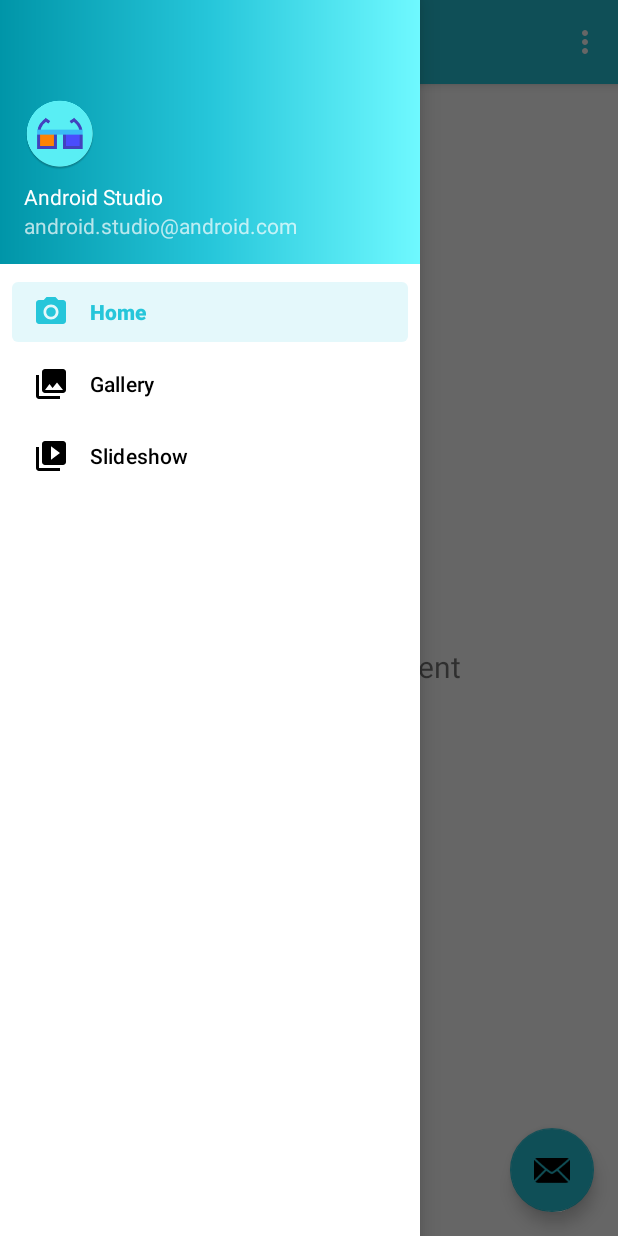
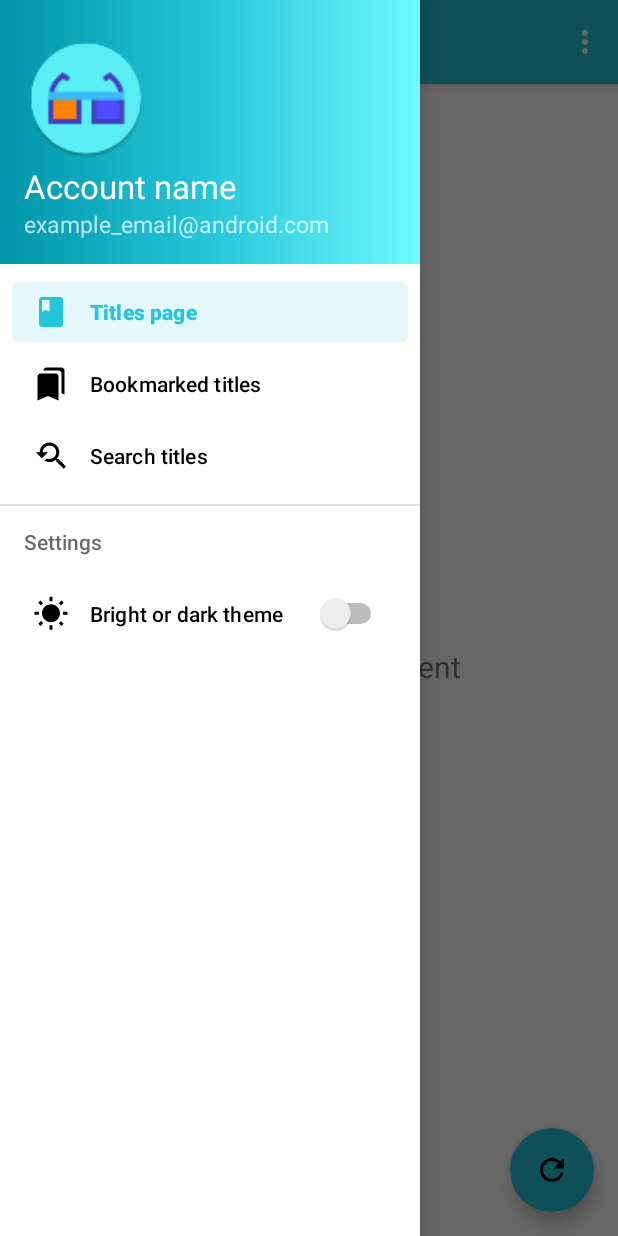
Before and after one commit to QuietPhantom/Animeteka, an Android app: the screen it shows after launch (MainActivity), with the side drawer open, on a phone screen of 412 x 824 dp. Run offline under Robolectric (Android 15) with nearby library versions, the phone set to English and light mode, and no system bars; our stand-ins replace navigation-ui.

Commit message:
Добавлены и изменены иконки, настроено меню

```diff
--- /dev/null
+++ b/app/src/main/res/drawable/ic_book.xml
@@ -0,0 +1,5 @@
+<vector android:height="24dp" android:tint="#000000"
+    android:viewportHeight="24" android:viewportWidth="24"
+    android:width="24dp" xmlns:android="http://schemas.android.com/apk/res/android">
+    <path android:fillColor="@android:color/white" android:pathData="M18,2H6c-1.1,0 -2,0.9 -2,2v16c0,1.1 0.9,2 2,2h12c1.1,0 2,-0.9 2,-2V4c0,-1.1 -0.9,-2 -2,-2zM6,4h5v8l-2.5,-1.5L6,12V4z"/>
+</vector>
--- /dev/null
+++ b/app/src/main/res/drawable/ic_bookmarks.xml
@@ -0,0 +1,5 @@
+<vector android:height="24dp" android:tint="#000000"
+    android:viewportHeight="24" android:viewportWidth="24"
+    android:width="24dp" xmlns:android="http://schemas.android.com/apk/res/android">
+    <path android:fillColor="@android:color/white" android:pathData="M19,18l2,1V3c0,-1.1 -0.9,-2 -2,-2H8.99C7.89,1 7,1.9 7,3h10c1.1,0 2,0.9 2,2v13zM15,5H5c-1.1,0 -2,0.9 -2,2v16l7,-3 7,3V7c0,-1.1 -0.9,-2 -2,-2z"/>
+</vector>
--- /dev/null
+++ b/app/src/main/res/drawable/ic_button_refresh.xml
@@ -0,0 +1,5 @@
+<vector android:height="24dp" android:tint="#000000"
+    android:viewportHeight="24" android:viewportWidth="24"
+    android:width="24dp" xmlns:android="http://schemas.android.com/apk/res/android">
+    <path android:fillColor="@android:color/white" android:pathData="M17.65,6.35C16.2,4.9 14.21,4 12,4c-4.42,0 -7.99,3.58 -7.99,8s3.57,8 7.99,8c3.73,0 6.84,-2.55 7.73,-6h-2.08c-0.82,2.33 -3.04,4 -5.65,4 -3.31,0 -6,-2.69 -6,-6s2.69,-6 6,-6c1.66,0 3.14,0.69 4.22,1.78L13,11h7V4l-2.35,2.35z"/>
+</vector>
--- /dev/null
+++ b/app/src/main/res/drawable/ic_menu_switch_bright.xml
@@ -0,0 +1,5 @@
+<vector android:height="24dp" android:tint="#000000"
+    android:viewportHeight="24" android:viewportWidth="24"
+    android:width="24dp" xmlns:android="http://schemas.android.com/apk/res/android">
+    <path android:fillColor="@android:color/white" android:pathData="M6.76,4.84l-1.8,-1.79 -1.41,1.41 1.79,1.79 1.42,-1.41zM4,10.5L1,10.5v2h3v-2zM13,0.55h-2L11,3.5h2L13,0.55zM20.45,4.46l-1.41,-1.41 -1.79,1.79 1.41,1.41 1.79,-1.79zM17.24,18.16l1.79,1.8 1.41,-1.41 -1.8,-1.79 -1.4,1.4zM20,10.5v2h3v-2h-3zM12,5.5c-3.31,0 -6,2.69 -6,6s2.69,6 6,6 6,-2.69 6,-6 -2.69,-6 -6,-6zM11,22.45h2L13,19.5h-2v2.95zM3.55,18.54l1.41,1.41 1.79,-1.8 -1.41,-1.41 -1.79,1.8z"/>
+</vector>
--- /dev/null
+++ b/app/src/main/res/drawable/ic_menu_switch_night.xml
@@ -0,0 +1,5 @@
+<vector android:height="24dp" android:tint="#000000"
+    android:viewportHeight="24" android:viewportWidth="24"
+    android:width="24dp" xmlns:android="http://schemas.android.com/apk/res/android">
+    <path android:fillColor="@android:color/white" android:pathData="M9.5,2c-1.82,0 -3.53,0.5 -5,1.35c2.99,1.73 5,4.95 5,8.65s-2.01,6.92 -5,8.65C5.97,21.5 7.68,22 9.5,22c5.52,0 10,-4.48 10,-10S15.02,2 9.5,2z"/>
+</vector>
--- /dev/null
+++ b/app/src/main/res/drawable/ic_search.xml
@@ -0,0 +1,5 @@
+<vector android:height="24dp" android:tint="#000000"
+    android:viewportHeight="24" android:viewportWidth="24"
+    android:width="24dp" xmlns:android="http://schemas.android.com/apk/res/android">
+    <path android:fillColor="@android:color/white" android:pathData="M17.01,14h-0.8l-0.27,-0.27c0.98,-1.14 1.57,-2.61 1.57,-4.23 0,-3.59 -2.91,-6.5 -6.5,-6.5s-6.5,3 -6.5,6.5H2l3.84,4 4.16,-4H6.51C6.51,7 8.53,5 11.01,5s4.5,2.01 4.5,4.5c0,2.48 -2.02,4.5 -4.5,4.5 -0.65,0 -1.26,-0.14 -1.82,-0.38L7.71,15.1c0.97,0.57 2.09,0.9 3.3,0.9 1.61,0 3.08,-0.59 4.22,-1.57l0.27,0.27v0.79l5.01,4.99L22,19l-4.99,-5z"/>
+</vector>
--- a/app/src/main/res/layout/app_bar_main.xml
+++ b/app/src/main/res/layout/app_bar_main.xml
@@ -29,6 +29,6 @@
         android:layout_gravity="bottom|end"
         android:layout_marginEnd="@dimen/fab_margin"
         android:layout_marginBottom="16dp"
-        app:srcCompat="@android:drawable/ic_dialog_email" />
+        app:srcCompat="@drawable/ic_button_refresh" />
 
 </androidx.coordinatorlayout.widget.CoordinatorLayout>
--- a/app/src/main/res/layout/nav_header_main.xml
+++ b/app/src/main/res/layout/nav_header_main.xml
@@ -14,8 +14,8 @@
 
     <ImageView
         android:id="@+id/imageView"
-        android:layout_width="wrap_content"
-        android:layout_height="wrap_content"
+        android:layout_width="83dp"
+        android:layout_height="83dp"
         android:contentDescription="@string/nav_header_desc"
         android:paddingTop="@dimen/nav_header_vertical_spacing"
         app:srcCompat="@mipmap/ic_launcher_round" />
@@ -25,11 +25,13 @@
         android:layout_height="wrap_content"
         android:paddingTop="@dimen/nav_header_vertical_spacing"
         android:text="@string/nav_header_title"
+        android:textSize="22dp"
         android:textAppearance="@style/TextAppearance.AppCompat.Body1" />
 
     <TextView
         android:id="@+id/textView"
         android:layout_width="wrap_content"
         android:layout_height="wrap_content"
-        android:text="@string/nav_header_subtitle" />
+        android:text="@string/nav_header_subtitle"
+        android:textSize="15dp"/>
 </LinearLayout>
--- /dev/null
+++ b/app/src/main/res/layout/switch_item.xml
@@ -0,0 +1,11 @@
+<RelativeLayout
+    xmlns:android="http://schemas.android.com/apk/res/android"
+    android:layout_width="match_parent"
+    android:layout_height="match_parent">
+
+    <Switch
+        android:layout_width="wrap_content"
+        android:layout_height="wrap_content"
+        android:layout_centerHorizontal="true"
+        android:layout_centerVertical="true" />
+</RelativeLayout>
--- a/app/src/main/res/menu/activity_main_drawer.xml
+++ b/app/src/main/res/menu/activity_main_drawer.xml
@@ -1,20 +1,32 @@
 <?xml version="1.0" encoding="utf-8"?>
 <menu xmlns:android="http://schemas.android.com/apk/res/android"
+    xmlns:app="http://schemas.android.com/apk/res-auto"
     xmlns:tools="http://schemas.android.com/tools"
     tools:showIn="navigation_view">
 
     <group android:checkableBehavior="single">
         <item
             android:id="@+id/nav_home"
-            android:icon="@drawable/ic_menu_camera"
+            android:icon="@drawable/ic_book"
             android:title="@string/menu_home" />
         <item
             android:id="@+id/nav_gallery"
-            android:icon="@drawable/ic_menu_gallery"
-            android:title="@string/menu_gallery" />
+            android:icon="@drawable/ic_bookmarks"
+            android:title="@string/menu_bookmarks" />
         <item
             android:id="@+id/nav_slideshow"
-            android:icon="@drawable/ic_menu_slideshow"
-            android:title="@string/menu_slideshow" />
+            android:icon="@drawable/ic_search"
+            android:title="@string/menu_search" />
     </group>
+
+    <item android:title="Settings">
+        <menu>
+            <item
+                android:id="@+id/switch_theme"
+                android:title="Bright or dark theme"
+                android:icon="@drawable/ic_menu_switch_bright"
+                app:actionLayout="@layout/switch_item"
+                app:showAsAction="always" />
+        </menu>
+    </item>
 </menu>
--- a/app/src/main/res/navigation/mobile_navigation.xml
+++ b/app/src/main/res/navigation/mobile_navigation.xml
@@ -14,12 +14,12 @@
     <fragment
         android:id="@+id/nav_gallery"
         android:name="com.example.animeteka.ui.gallery.GalleryFragment"
-        android:label="@string/menu_gallery"
+        android:label="@string/menu_bookmarks"
         tools:layout="@layout/fragment_gallery" />
 
     <fragment
         android:id="@+id/nav_slideshow"
         android:name="com.example.animeteka.ui.slideshow.SlideshowFragment"
-        android:label="@string/menu_slideshow"
+        android:label="@string/menu_search"
         tools:layout="@layout/fragment_slideshow" />
 </navigation>
--- a/app/src/main/res/values/dimens.xml
+++ b/app/src/main/res/values/dimens.xml
@@ -2,7 +2,7 @@
     <!-- Default screen margins, per the Android Design guidelines. -->
     <dimen name="activity_horizontal_margin">16dp</dimen>
     <dimen name="activity_vertical_margin">16dp</dimen>
-    <dimen name="nav_header_vertical_spacing">8dp</dimen>
+    <dimen name="nav_header_vertical_spacing">3dp</dimen>
     <dimen name="nav_header_height">176dp</dimen>
     <dimen name="fab_margin">16dp</dimen>
 </resources>
--- a/app/src/main/res/values/strings.xml
+++ b/app/src/main/res/values/strings.xml
@@ -2,12 +2,12 @@
     <string name="app_name">Animeteka</string>
     <string name="navigation_drawer_open">Open navigation drawer</string>
     <string name="navigation_drawer_close">Close navigation drawer</string>
-    <string name="nav_header_title">Android Studio</string>
-    <string name="nav_header_subtitle">android.studio@android.com</string>
-    <string name="nav_header_desc">Navigation header</string>
+    <string name="nav_header_title">Account name</string>
+    <string name="nav_header_subtitle">example_email@android.com</string>
+    <string name="nav_header_desc">Profile icon</string>
     <string name="action_settings">Settings</string>
 
-    <string name="menu_home">Home</string>
-    <string name="menu_gallery">Gallery</string>
-    <string name="menu_slideshow">Slideshow</string>
+    <string name="menu_home">Titles page</string>
+    <string name="menu_bookmarks">Bookmarked titles</string>
+    <string name="menu_search">Search titles</string>
 </resources>
```
